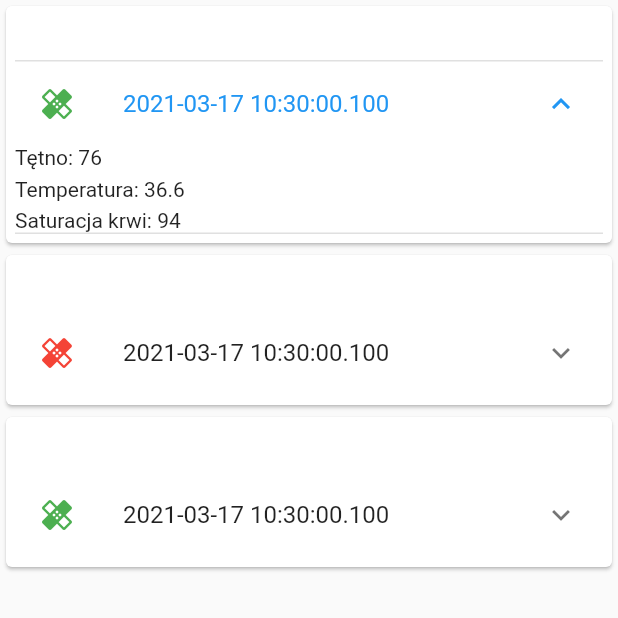
After one commit to ChankyDEV/Covid-Symptoms-Monitor-App, a Flutter app: the ProfileHistory screen opened by its route, after a tap on an icon or button, on a phone screen of 412 x 824 dp, the top half of it. The commit adds this screen. Run offline on Flutter 3.47's test engine with Material 2 defaults, Android fonts, the phone set to English and light mode, and no system bars; our stand-ins replace bloc, cloud_firestore, dartz, email_validator, equatable, firebase_auth and 10 more; accounts and stored records are empty; generated files the repository leaves out were written again.

Commit message:
Zrobiono czesc historii

```diff
--- a/lib/router/custom_router.dart
+++ b/lib/router/custom_router.dart
@@ -4,6 +4,7 @@ import 'package:symptoms_monitor/blocs/add_profile/add_profile_cubit.dart';
 import 'package:symptoms_monitor/blocs/auth/auth_cubit.dart';
 import 'package:symptoms_monitor/blocs/logged_in/logged_in_cubit.dart';
 import 'package:symptoms_monitor/domain/profiles/profile_repository.dart';
+import 'package:symptoms_monitor/screens/history/profile_history.dart';
 import 'package:symptoms_monitor/screens/main/main_screen.dart';
 import 'package:symptoms_monitor/screens/profile/add_profiles.dart';
 import 'package:symptoms_monitor/screens/profile_selection/profile_selection.dart';
@@ -49,6 +50,13 @@ class CustomRouter {
           },
         );
         break;
+      case '/profile_history':
+        return MaterialPageRoute(
+          builder: (context) {
+            return ProfileHistory();
+          },
+        );
+        break;
       default:
         return null;
     }
--- /dev/null
+++ b/lib/screens/history/profile_history.dart
@@ -0,0 +1,85 @@
+import 'package:flutter/material.dart';
+import 'package:symptoms_monitor/models/measurement/blood_saturation.dart';
+import 'package:symptoms_monitor/models/measurement/heart_rate.dart';
+import 'package:symptoms_monitor/models/measurement/measurement.dart';
+import 'package:symptoms_monitor/models/measurement/temperature.dart';
+
+class ProfileHistory extends StatelessWidget {
+  List<Measurement> measurements = [
+    Measurement(
+      heartRate: HeartRate(value: 76),
+      temperature: Temperature(value: 36.6),
+      bloodSaturation: BloodSaturation(value: 94),
+    ),
+    Measurement(
+      heartRate: HeartRate(value: 72),
+      temperature: Temperature(value: 37.1),
+      bloodSaturation: BloodSaturation(value: 85),
+    ),
+    Measurement(
+      heartRate: HeartRate(value: 85),
+      temperature: Temperature(value: 36.7),
+      bloodSaturation: BloodSaturation(value: 96),
+    )
+  ];
+
+  bool isProper(Measurement measurement) {
+    if (measurement.temperature.value >= 37.0 ||
+        measurement.heartRate.value >= 100 ||
+        measurement.bloodSaturation.value < 80) {
+      return false;
+    } else {
+      return true;
+    }
+  }
+
+  @override
+  Widget build(BuildContext context) {
+    return Scaffold(
+      body: ListView.builder(
+        itemCount: measurements.length,
+        itemBuilder: (context, index) {
+          return Card(
+            child: Padding(
+              padding: EdgeInsets.only(
+                  top: 36.0, left: 6.0, right: 6.0, bottom: 6.0),
+              child: ExpansionTile(
+                leading: Icon(
+                  Icons.healing,
+                  color:
+                      isProper(measurements[index]) ? Colors.green : Colors.red,
+                ),
+                title: Text(measurements[index].date.toString()),
+                children: <Widget>[
+                  Row(
+                    children: [
+                      Text('Tętno: ${measurements[index].heartRate.value}'),
+                    ],
+                  ),
+                  const SizedBox(
+                    height: 5.0,
+                  ),
+                  Row(
+                    children: [
+                      Text(
+                          'Temperatura: ${measurements[index].temperature.value}'),
+                    ],
+                  ),
+                  const SizedBox(
+                    height: 5.0,
+                  ),
+                  Row(
+                    children: [
+                      Text(
+                          'Saturacja krwi: ${measurements[index].bloodSaturation.value}'),
+                    ],
+                  ),
+                ],
+              ),
+            ),
+          );
+        },
+      ),
+    );
+  }
+}
--- a/lib/screens/main/side_menu.dart
+++ b/lib/screens/main/side_menu.dart
@@ -66,7 +66,9 @@ class SideMenu extends StatelessWidget {
                   style: const TextStyle(color: Colors.white),
                 )),
             TextButton.icon(
-                onPressed: () {},
+                onPressed: () {
+                  Navigator.pushNamed(context, '/profile_history');
+                },
                 icon: Icon(
                   Icons.history,
                   color: Colors.white,
```
